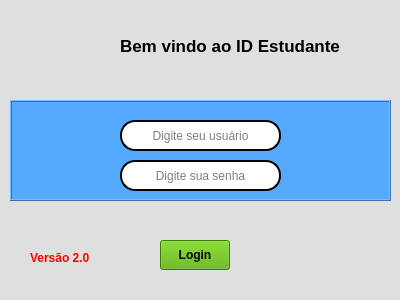
Old version of the form Login2/login.ui in the repository andersonleandroalx/Student-ID.
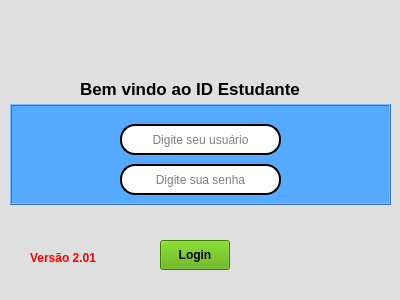
New version of the form. Icons and pictures are not drawn.

```diff
--- a/Login2/login.ui
+++ b/Login2/login.ui
@@ -55,7 +55,7 @@
     <property name="geometry">
      <rect>
       <x>120</x>
-      <y>120</y>
+      <y>124</y>
       <width>161</width>
       <height>31</height>
      </rect>
@@ -77,7 +77,7 @@
     <property name="geometry">
      <rect>
       <x>120</x>
-      <y>160</y>
+      <y>164</y>
       <width>161</width>
       <height>31</height>
      </rect>
@@ -117,14 +117,14 @@
      <string notr="true">color: rgb(255, 0, 0);</string>
     </property>
     <property name="text">
-     <string>Versão 2.0</string>
+     <string>Versão 2.01</string>
     </property>
    </widget>
    <widget class="QLabel" name="label_user">
     <property name="geometry">
      <rect>
       <x>70</x>
-      <y>113</y>
+      <y>117</y>
       <width>47</width>
       <height>41</height>
      </rect>
@@ -149,7 +149,7 @@
     <property name="geometry">
      <rect>
       <x>70</x>
-      <y>162</y>
+      <y>166</y>
       <width>47</width>
       <height>31</height>
      </rect>
@@ -174,7 +174,7 @@
     <property name="geometry">
      <rect>
       <x>70</x>
-      <y>202</y>
+      <y>206</y>
       <width>271</width>
       <height>30</height>
      </rect>
@@ -199,8 +199,8 @@
    <widget class="QLabel" name="label_titulo">
     <property name="geometry">
      <rect>
-      <x>120</x>
-      <y>30</y>
+      <x>80</x>
+      <y>73</y>
       <width>251</width>
       <height>31</height>
      </rect>
@@ -219,8 +219,8 @@
    <widget class="QLabel" name="label">
     <property name="geometry">
      <rect>
-      <x>20</x>
-      <y>10</y>
+      <x>160</x>
+      <y>4</y>
       <width>81</width>
       <height>71</height>
      </rect>
@@ -239,7 +239,7 @@
     <property name="geometry">
      <rect>
       <x>10</x>
-      <y>100</y>
+      <y>104</y>
       <width>381</width>
       <height>101</height>
      </rect>
```
Left out of the diff: 5 changed lines with no effect on the pictures.
